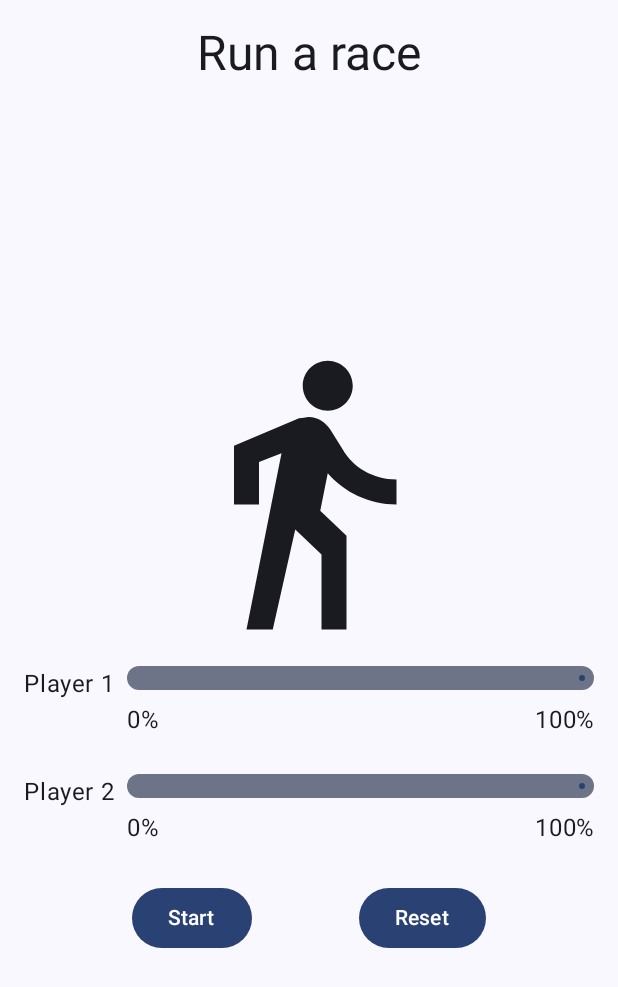
After one commit to CheoR/race-tracker, an Android app built with Jetpack Compose: the composable RaceTrackerApp shown on its own in the app's theme, on a phone screen of 412 x 824 dp. The commit adds this screen. Shown: the top 987 px of the screen. Run offline under Robolectric (Android 15) with nearby library versions, the phone set to English and light mode, and no system bars.

Commit message:
build: race tracker

```diff
--- a/app/src/main/java/com/example/racetracker/MainActivity.kt
+++ b/app/src/main/java/com/example/racetracker/MainActivity.kt
@@ -4,12 +4,9 @@ import android.os.Bundle
 import androidx.activity.ComponentActivity
 import androidx.activity.compose.setContent
 import androidx.compose.foundation.layout.fillMaxSize
-import androidx.compose.material3.MaterialTheme
 import androidx.compose.material3.Surface
-import androidx.compose.material3.Text
-import androidx.compose.runtime.Composable
 import androidx.compose.ui.Modifier
-import androidx.compose.ui.tooling.preview.Preview
+import com.example.racetracker.ui.RaceTrackerApp
 import com.example.racetracker.ui.theme.RaceTrackerTheme
 
 class MainActivity : ComponentActivity() {
@@ -20,27 +17,11 @@ class MainActivity : ComponentActivity() {
                 // A surface container using the 'background' color from the theme
                 Surface(
                     modifier = Modifier.fillMaxSize(),
-                    color = MaterialTheme.colorScheme.background
+//                    color = MaterialTheme.colorScheme.background
                 ) {
-                    Greeting("Android")
+                    RaceTrackerApp()
                 }
             }
         }
     }
 }
-
-@Composable
-fun Greeting(name: String, modifier: Modifier = Modifier) {
-    Text(
-        text = "Hello $name!",
-        modifier = modifier
-    )
-}
-
-@Preview(showBackground = true)
-@Composable
-fun GreetingPreview() {
-    RaceTrackerTheme {
-        Greeting("Android")
-    }
-}
--- /dev/null
+++ b/app/src/main/java/com/example/racetracker/ui/RaceParticipant.kt
@@ -0,0 +1,43 @@
+package com.example.racetracker.ui
+
+import androidx.compose.runtime.getValue
+import androidx.compose.runtime.mutableStateOf
+import androidx.compose.runtime.setValue
+
+/**
+ * This class represents a state holder for race participant.
+ */
+class RaceParticipant(
+    val name: String,
+    val maxProgress: Int = 100,
+    val progressDelayMillis: Long = 500L,
+    private val progressIncrement: Int = 1,
+    private val initialProgress: Int = 0
+) {
+    init {
+        // require - builtin
+        require(maxProgress > 0) { "maxProgress=$maxProgress; must be > 0" }
+        require(progressIncrement > 0) { "progressIncrement=$progressIncrement; must be > 0" }
+    }
+
+    /**
+     * Indicates the race participant's current progress
+     */
+    var currentProgress by mutableStateOf(initialProgress)
+        private set
+
+    /**
+     * Regardless of the value of [initialProgress] the reset function will reset the
+     * [currentProgress] to 0
+     */
+    fun reset() {
+        currentProgress = 0
+    }
+}
+
+/**
+ * The Linear progress indicator expects progress value in the range of 0-1. This property
+ * calculate the progress factor to satisfy the indicator requirements.
+ */
+val RaceParticipant.progressFactor: Float
+    get() = currentProgress / maxProgress.toFloat()
--- /dev/null
+++ b/app/src/main/java/com/example/racetracker/ui/RaceTrackerApp.kt
@@ -0,0 +1,190 @@
+package com.example.racetracker.ui
+
+import androidx.compose.foundation.layout.Arrangement
+import androidx.compose.foundation.layout.Column
+import androidx.compose.foundation.layout.Row
+import androidx.compose.foundation.layout.Spacer
+import androidx.compose.foundation.layout.fillMaxSize
+import androidx.compose.foundation.layout.fillMaxWidth
+import androidx.compose.foundation.layout.height
+import androidx.compose.foundation.layout.padding
+import androidx.compose.foundation.layout.size
+import androidx.compose.foundation.rememberScrollState
+import androidx.compose.foundation.shape.RoundedCornerShape
+import androidx.compose.foundation.verticalScroll
+import androidx.compose.material3.Button
+import androidx.compose.material3.Icon
+import androidx.compose.material3.LinearProgressIndicator
+import androidx.compose.material3.MaterialTheme
+import androidx.compose.material3.Text
+import androidx.compose.runtime.Composable
+import androidx.compose.runtime.getValue
+import androidx.compose.runtime.mutableStateOf
+import androidx.compose.runtime.remember
+import androidx.compose.runtime.saveable.rememberSaveable
+import androidx.compose.runtime.setValue
+import androidx.compose.ui.Alignment
+import androidx.compose.ui.Modifier
+import androidx.compose.ui.draw.clip
+import androidx.compose.ui.res.dimensionResource
+import androidx.compose.ui.res.painterResource
+import androidx.compose.ui.res.stringResource
+import androidx.compose.ui.text.style.TextAlign
+import androidx.compose.ui.tooling.preview.Preview
+import com.example.racetracker.R
+
+@Composable
+fun RaceTrackerApp() {
+    /**
+     * TODO: To survive the configuration changes such as screen rotation, [rememberSaveable] should
+     * be used with custom Saver object. But to keep the example simple, and keep focus on
+     * Coroutines that implementation detail is stripped out. Convert to use rememberSaveable.
+     */
+    val playerOne = remember {
+        RaceParticipant(name = "Player 1", progressIncrement = 1)
+    }
+    val playerTwo = remember {
+        RaceParticipant(name = "Player 2", progressIncrement = 2)
+    }
+    var raceInProgress by remember { mutableStateOf(false) }
+
+    RaceTrackerScreen(
+        playerOne = playerOne,
+        playerTwo = playerTwo,
+        isRunning = raceInProgress,
+        onRunStateChange = { raceInProgress = it }
+    )
+}
+
+@Composable
+private fun RaceTrackerScreen(
+    playerOne: RaceParticipant,
+    playerTwo: RaceParticipant,
+    isRunning: Boolean,
+    onRunStateChange: (Boolean) -> Unit,
+    modifier: Modifier = Modifier
+) {
+    Column(
+        modifier = modifier
+            .fillMaxSize()
+            .padding(dimensionResource(R.dimen.padding_medium)),
+        horizontalAlignment = Alignment.CenterHorizontally
+    ) {
+        Text(
+            text = stringResource(R.string.run_a_race),
+            style = MaterialTheme.typography.headlineLarge,
+        )
+        Column(
+            modifier = Modifier.fillMaxSize(),
+            verticalArrangement = Arrangement.Center,
+            horizontalAlignment = Alignment.CenterHorizontally,
+        ) {
+            Icon(
+                painter = painterResource(R.drawable.ic_walk),
+                contentDescription = null,
+                modifier = Modifier.padding(bottom = dimensionResource(R.dimen.padding_medium)),
+            )
+            StatusIndicator(
+                participantName = playerOne.name,
+                currentProgress = playerOne.currentProgress,
+                maxProgress = stringResource(
+                    R.string.progress_percentage,
+                    playerOne.maxProgress
+                ),
+                progressFactor = playerOne.progressFactor
+            )
+            Spacer(modifier = Modifier.size(dimensionResource(R.dimen.padding_large)))
+            StatusIndicator(
+                participantName = playerTwo.name,
+                currentProgress = playerTwo.currentProgress,
+                maxProgress = stringResource(
+                    R.string.progress_percentage,
+                    playerTwo.maxProgress
+                ),
+                progressFactor = playerTwo.progressFactor
+            )
+            Spacer(modifier = Modifier.size(dimensionResource(R.dimen.padding_large)))
+            RaceControls(
+                isRunning = isRunning,
+                onRunStateChange = onRunStateChange,
+                onReset = {
+                    playerOne.reset()
+                    playerTwo.reset()
+                    onRunStateChange(false)
+                }
+            )
+        }
+    }
+}
+
+@Composable
+private fun StatusIndicator(
+    participantName: String,
+    currentProgress: Int,
+    maxProgress: String,
+    progressFactor: Float,
+    modifier: Modifier = Modifier
+) {
+    Row {
+        Text(participantName, Modifier.padding(end = dimensionResource(R.dimen.padding_small)))
+
+        Column(
+            modifier = modifier
+                .fillMaxWidth()
+                .verticalScroll(rememberScrollState()),
+            verticalArrangement = Arrangement.spacedBy(dimensionResource(R.dimen.padding_small))
+        ) {
+            LinearProgressIndicator(
+                progress = progressFactor,
+                modifier = Modifier
+                    .fillMaxWidth()
+                    .height(dimensionResource(R.dimen.progress_indicator_height))
+                    .clip(RoundedCornerShape(dimensionResource(R.dimen.progress_indicator_corner_radius)))
+            )
+            Row(
+                modifier = Modifier.fillMaxWidth(),
+                horizontalArrangement = Arrangement.SpaceBetween
+            ) {
+                Text(
+                    text = stringResource(R.string.progress_percentage, currentProgress),
+                    textAlign = TextAlign.Start,
+                    modifier = Modifier.weight(1f)
+                )
+                Text(
+                    text = maxProgress,
+                    textAlign = TextAlign.End,
+                    modifier = Modifier.weight(1f)
+                )
+            }
+        }
+    }
+}
+
+@Composable
+private fun RaceControls(
+    onRunStateChange: (Boolean) -> Unit,
+    onReset: () -> Unit,
+    modifier: Modifier = Modifier,
+    isRunning: Boolean = true,
+) {
+    Row(
+        modifier = modifier.fillMaxWidth(),
+        horizontalArrangement = Arrangement.SpaceEvenly
+    ) {
+        Button(onClick = { onRunStateChange(!isRunning) }) {
+            Text(if (isRunning) stringResource(R.string.pause) else stringResource(R.string.start))
+        }
+
+        Button(onClick = onReset) {
+            Text(stringResource(R.string.reset))
+        }
+    }
+}
+
+@Preview
+@Composable
+fun RaceTrackerAppPreview() {
+    MaterialTheme {
+        RaceTrackerApp()
+    }
+}
```
